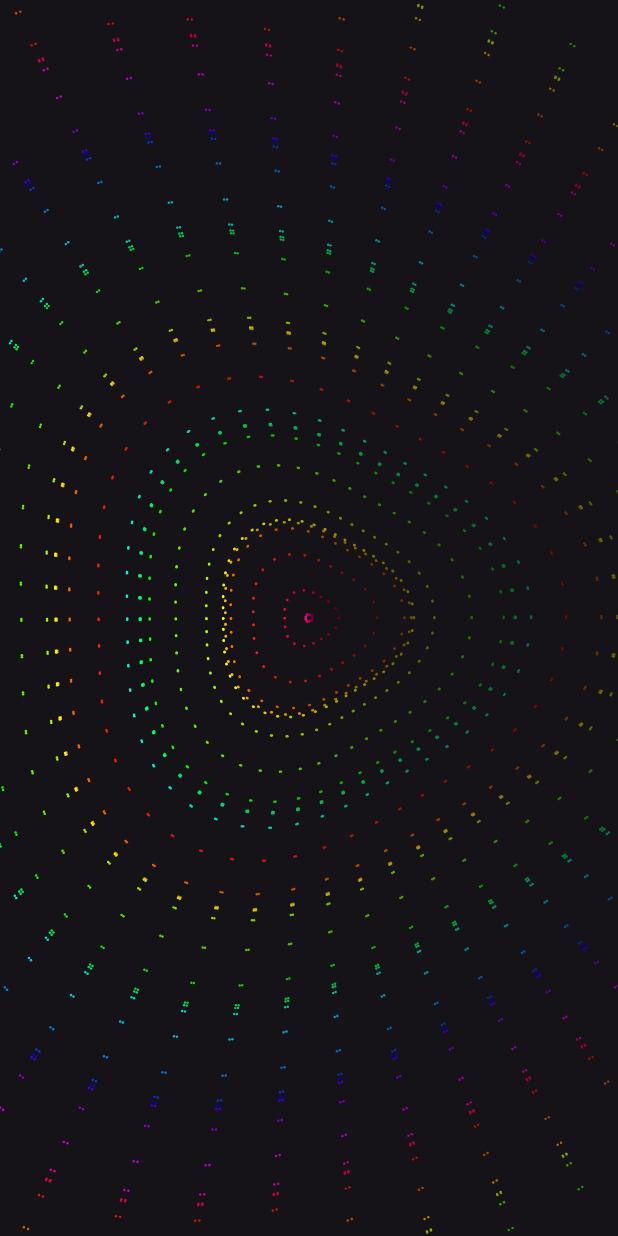
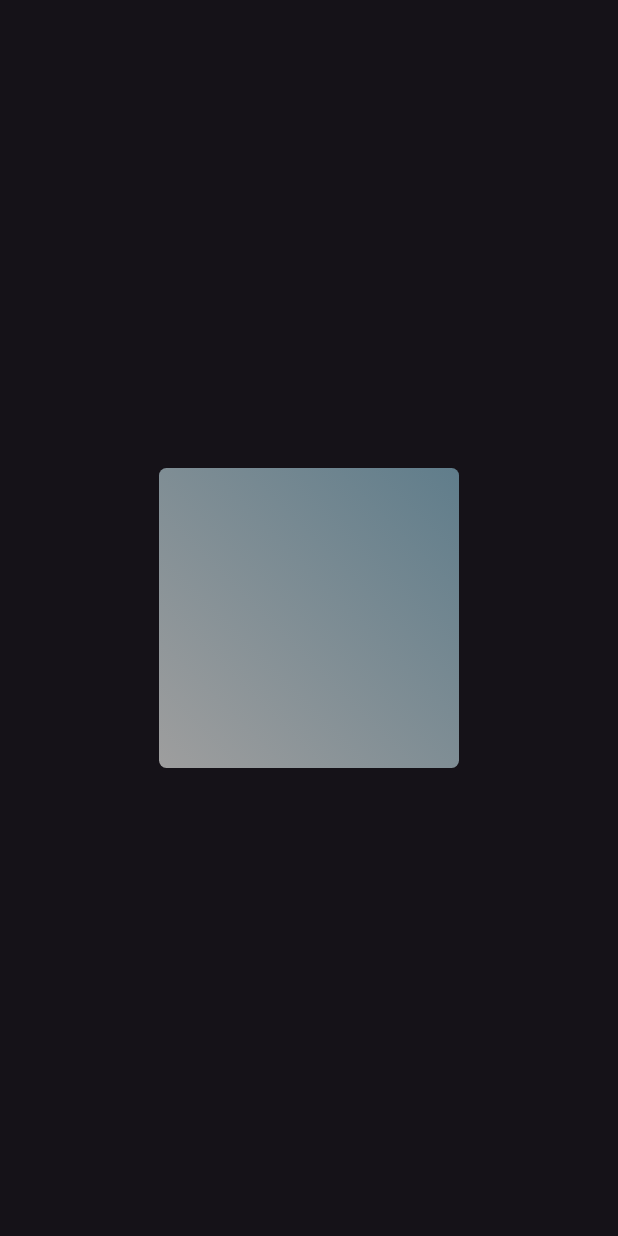
Before and after one commit to avadhksapariya/flutter-animations, a Flutter app: the screen it shows after launch, on a phone screen of 412 x 824 dp. Run offline on Flutter 3.47's test engine with Material 3 defaults, Android fonts, the phone set to English and light mode, and no system bars.

Commit message:
- Screen Flipping Card: Created the automatically flipping card animation.

```diff
--- /dev/null
+++ b/lib/animation_screens/screen_flipping_card.dart
@@ -0,0 +1,73 @@
+import 'dart:math' as math;
+
+import 'package:flutter/material.dart';
+
+class ScreenFlippingCard extends StatefulWidget {
+  const ScreenFlippingCard({super.key});
+
+  @override
+  State<ScreenFlippingCard> createState() => _ScreenFlippingCardState();
+}
+
+class _ScreenFlippingCardState extends State<ScreenFlippingCard> with SingleTickerProviderStateMixin {
+  late AnimationController acFlippingCard;
+  late Animation<double> cardAnimation;
+
+  @override
+  void initState() {
+    super.initState();
+    acFlippingCard = AnimationController(vsync: this, duration: Duration(milliseconds: 500));
+    cardAnimation = Tween<double>(begin: 0.0, end: 1.0).animate(acFlippingCard);
+
+    acFlippingCard.addStatusListener((status) {
+      if (status == AnimationStatus.completed) {
+        acFlippingCard.reverse();
+      } else if (status == AnimationStatus.dismissed) {
+        acFlippingCard.forward();
+      }
+    });
+
+    acFlippingCard.forward();
+  }
+
+  @override
+  void dispose() {
+    acFlippingCard.dispose();
+    super.dispose();
+  }
+
+  @override
+  Widget build(BuildContext context) {
+    return Scaffold(
+      body: SafeArea(
+        child: Center(
+          child: AnimatedBuilder(
+            animation: cardAnimation,
+            builder: (context, child) {
+              return Transform(
+                alignment: Alignment.center,
+                transform:
+                    Matrix4.identity()
+                      ..setEntry(3, 2, 0.001)
+                      ..rotateY(cardAnimation.value * math.pi),
+                child: child,
+              );
+            },
+            child: Container(
+              width: 200,
+              height: 200,
+              decoration: BoxDecoration(
+                borderRadius: BorderRadius.circular(5.0),
+                gradient: LinearGradient(
+                  colors: [Colors.blueGrey, Colors.grey],
+                  begin: Alignment.topLeft,
+                  end: Alignment.bottomRight,
+                ),
+              ),
+            ),
+          ),
+        ),
+      ),
+    );
+  }
+}
--- a/lib/main.dart
+++ b/lib/main.dart
@@ -1,5 +1,5 @@
 import 'package:flutter/material.dart';
-import 'package:flutter_animations/animation_screens/screen_sphere.dart';
+import 'package:flutter_animations/animation_screens/screen_flipping_card.dart';
 
 void main() {
   runApp(const MyApp());
@@ -14,7 +14,7 @@ class MyApp extends StatelessWidget {
       debugShowCheckedModeBanner: false,
       title: 'Flutter Animations',
       theme: ThemeData(colorScheme: ColorScheme.fromSeed(seedColor: Colors.deepPurple, brightness: Brightness.dark)),
-      home: ScreenSphere(),
+      home: ScreenFlippingCard(),
     );
   }
 }
```
